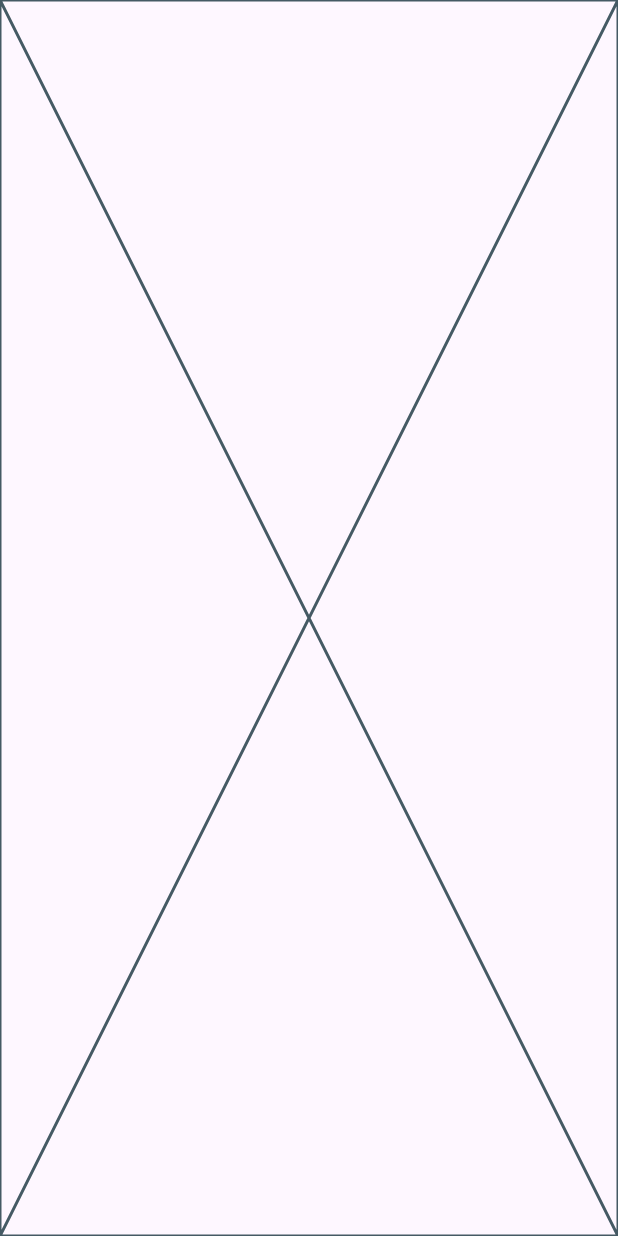
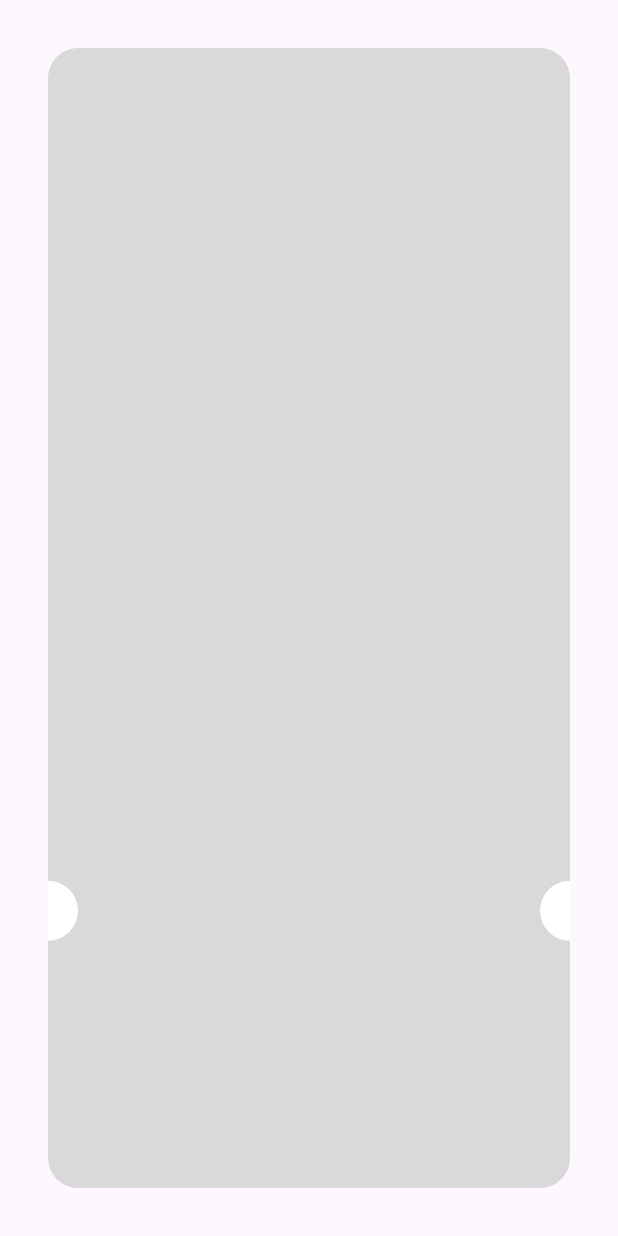
Before and after one commit to mhussien1102/checkout_app, a Flutter app: the ThankYouView screen opened directly, on a phone screen of 412 x 824 dp. Run offline on Flutter 3.47's test engine with Material 3 defaults, Android fonts, the light colour scheme and no system bars; our stand-ins replace flutter_credit_card, flutter_svg.

Commit message:
make the Custom Shaped Container

```diff
--- a/lib/features/checkout/presentation/views/widgets/thank_you_view_body.dart
+++ b/lib/features/checkout/presentation/views/widgets/thank_you_view_body.dart
@@ -5,6 +5,30 @@ class ThankYouViewBody extends StatelessWidget {
 
   @override
   Widget build(BuildContext context) {
-    return const Placeholder();
+    return Padding(
+      padding: const EdgeInsets.all(32),
+      child: Stack(
+        children: [
+          Container(
+            decoration: ShapeDecoration(
+              shape: RoundedRectangleBorder(
+                borderRadius: BorderRadius.circular(20),
+              ),
+              color: Color(0xffD9D9D9),
+            ),
+          ),
+          Positioned(
+            bottom: MediaQuery.sizeOf(context).height * .2,
+            left: -20,
+            child: CircleAvatar(backgroundColor: Colors.white),
+          ),
+          Positioned(
+            bottom: MediaQuery.sizeOf(context).height * .2,
+            right: -20,
+            child: CircleAvatar(backgroundColor: Colors.white),
+          ),
+        ],
+      ),
+    );
   }
 }
```
